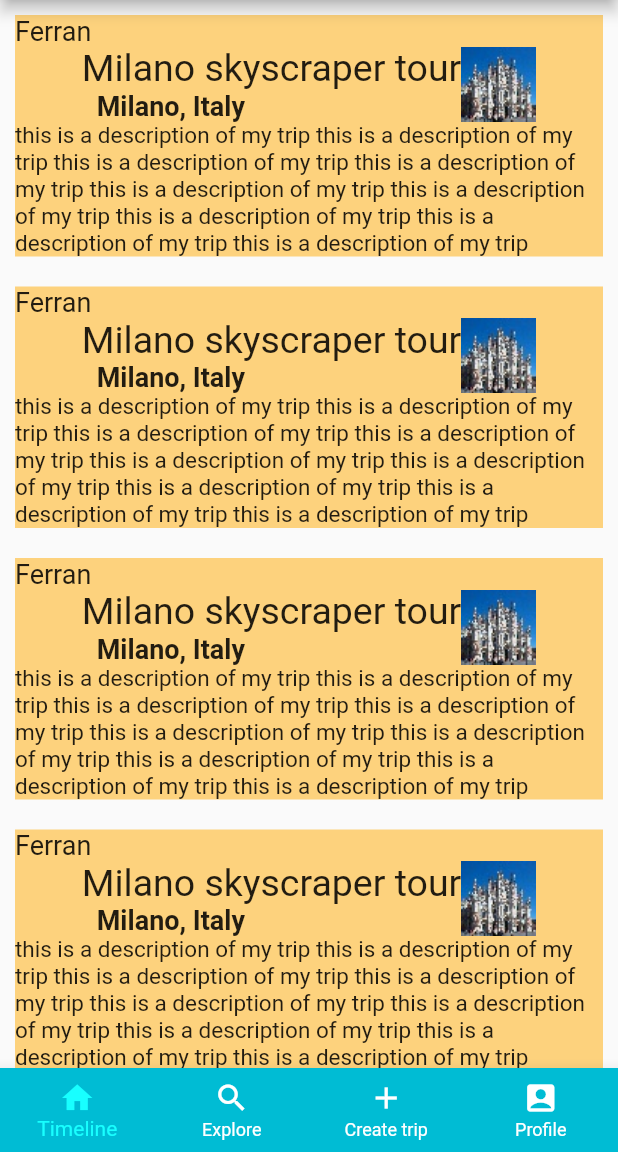
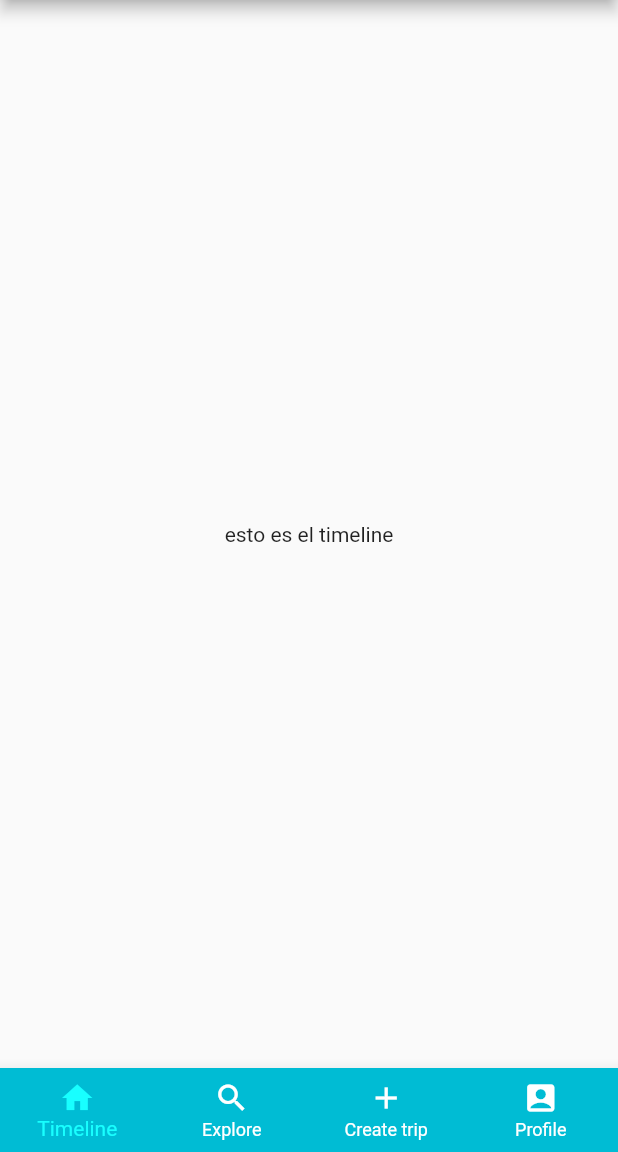
Before and after one commit to Pilar-Ferran/wanderer3, a Flutter app: the TimelineScreen screen opened by its route, on a phone screen of 412 x 824 dp, the part 84-1236 px from its top. Run offline on Flutter 3.47's test engine with Material 2 defaults, Android fonts, the phone set to English and light mode, and no system bars; our stand-ins replace firebase_auth, firebase_core, google_sign_in; accounts and stored records are empty.

Commit message:
4 pags stub bottom navigator

```diff
--- a/lib/Screens/timeline_screen.dart
+++ b/lib/Screens/timeline_screen.dart
@@ -1,20 +1,12 @@
 import 'package:flutter/cupertino.dart';
 import 'package:flutter/material.dart';
+import 'package:my_login/Screens/logout_screen.dart';
 
-import '../trip_preview.dart';
+import 'trip_preview.dart';
 
 class TimelineScreen extends StatefulWidget {
   static const routeName = '/timeline';
   const TimelineScreen({Key? key}) : super(key: key);
-
-  // This widget is the home page of your application. It is stateful, meaning
-  // that it has a State object (defined below) that contains fields that affect
-  // how it looks.
-
-  // This class is the configuration for the state. It holds the values (in this
-  // case the title) provided by the parent (in this case the App widget) and
-  // used by the build method of the State. Fields in a Widget subclass are
-  // always marked "final".
 
   final String title = 'Timeline';
 
@@ -25,14 +17,27 @@ class TimelineScreen extends StatefulWidget {
 class _TimelineScreenState extends State<TimelineScreen> {
   //podemos checkear el codigo original para ver como se editava el estado
 
+  int selectedIndex = 0;
+  static const List<Widget> fourNavigationScreens = <Widget>[
+    Text('esto es el timeline'),
+    Text(
+      'Index 1: Business',
+    ),
+    Text(
+      'Index 2: School',
+    ),
+    LogoutScreen(),
+  ];
+
+  void _onItemTapped(int index) {
+    setState(() {
+      selectedIndex = index;
+    });
+  }
+
   @override
   Widget build(BuildContext context) {
-    // This method is rerun every time setState is called, for instance as done
-    // by the _incrementCounter method above.
-    //
-    // The Flutter framework has been optimized to make rerunning build methods
-    // fast, so that you can just rebuild anything that needs updating rather
-    // than having to individually change instances of widgets.
+    // This method is rerun every time setState is called
     List<TripPreview> trips = [TripPreview(), TripPreview(), TripPreview(), TripPreview(), TripPreview()];  //posts to show in the timeline
     return Scaffold(
       appBar: AppBar(
@@ -40,15 +45,23 @@ class _TimelineScreenState extends State<TimelineScreen> {
         // the App.build method, and use it to set our appbar title.
         title: Text(widget.title),
       ),
+      body: Center(
+        child: fourNavigationScreens.elementAt(selectedIndex),
+      ),
       bottomNavigationBar: BottomNavigationBar(
         type: BottomNavigationBarType.fixed,  //probar shifting? no se que es
         backgroundColor: Colors.cyan,
         unselectedItemColor: Colors.white,
         selectedItemColor: Colors.cyanAccent,
-        items: const [BottomNavigationBarItem(icon: Icon(Icons.home), label: "Timeline", ), BottomNavigationBarItem(icon: Icon(Icons.search), label: "Explore"), BottomNavigationBarItem(icon: Icon(Icons.add), label: "Create trip"), BottomNavigationBarItem(icon: Icon(Icons.account_box_rounded), label: "Profile")],
+        items: const [BottomNavigationBarItem(icon: Icon(Icons.home), label: "Timeline",),
+          BottomNavigationBarItem(icon: Icon(Icons.search), label: "Explore"),
+          BottomNavigationBarItem(icon: Icon(Icons.add), label: "Create trip"),
+          BottomNavigationBarItem(icon: Icon(Icons.account_box_rounded), label: "Profile",)],
+        currentIndex: selectedIndex,
+        onTap: _onItemTapped,
       ),
       //he quitado el center
-      body: Column(
+      /*body: Column( //TODO usar
         //comments borrados
         mainAxisAlignment: MainAxisAlignment.center,
         children: <Widget>[
@@ -61,7 +74,7 @@ class _TimelineScreenState extends State<TimelineScreen> {
               )
           )
         ],
-      ), // This trailing comma makes auto-formatting nicer for build methods.
+      ),*/// This trailing comma makes auto-formatting nicer for build methods.
     );
   }
 }
--- a/lib/trip_preview.dart
+++ b/lib/Screens/trip_preview.dart
@@ -4,7 +4,7 @@ import 'package:flutter/material.dart';
 import 'package:my_login/dataclasses/trip_data.dart';
 import 'package:my_login/Screens/trip_detail.dart';
 
-import 'Screens/trip_detail.dart';
+import 'trip_detail.dart';
 
 
 class TripPreview extends StatelessWidget{
```
